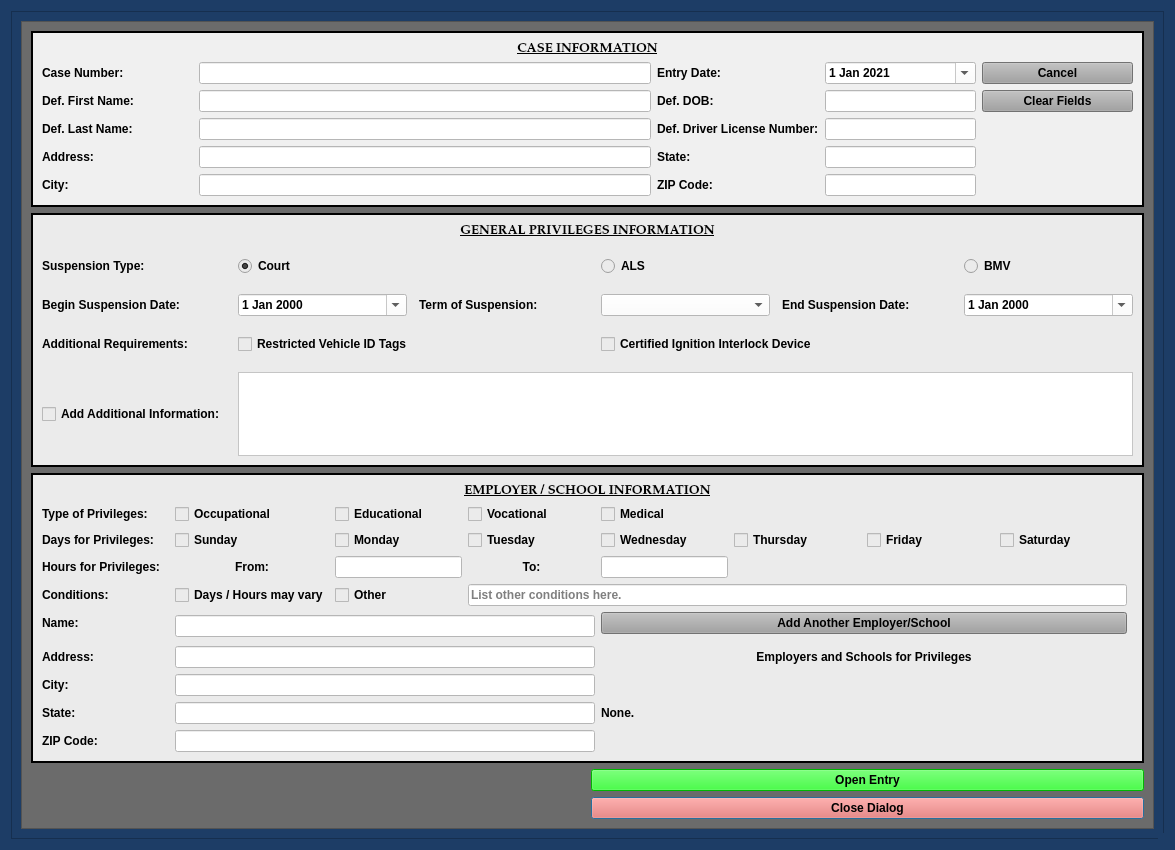
First picture: the form in munientry/views/ui/DrivingPrivilegesDialog.ui, repository HunterProgram22/MuniEntry, before the edit.
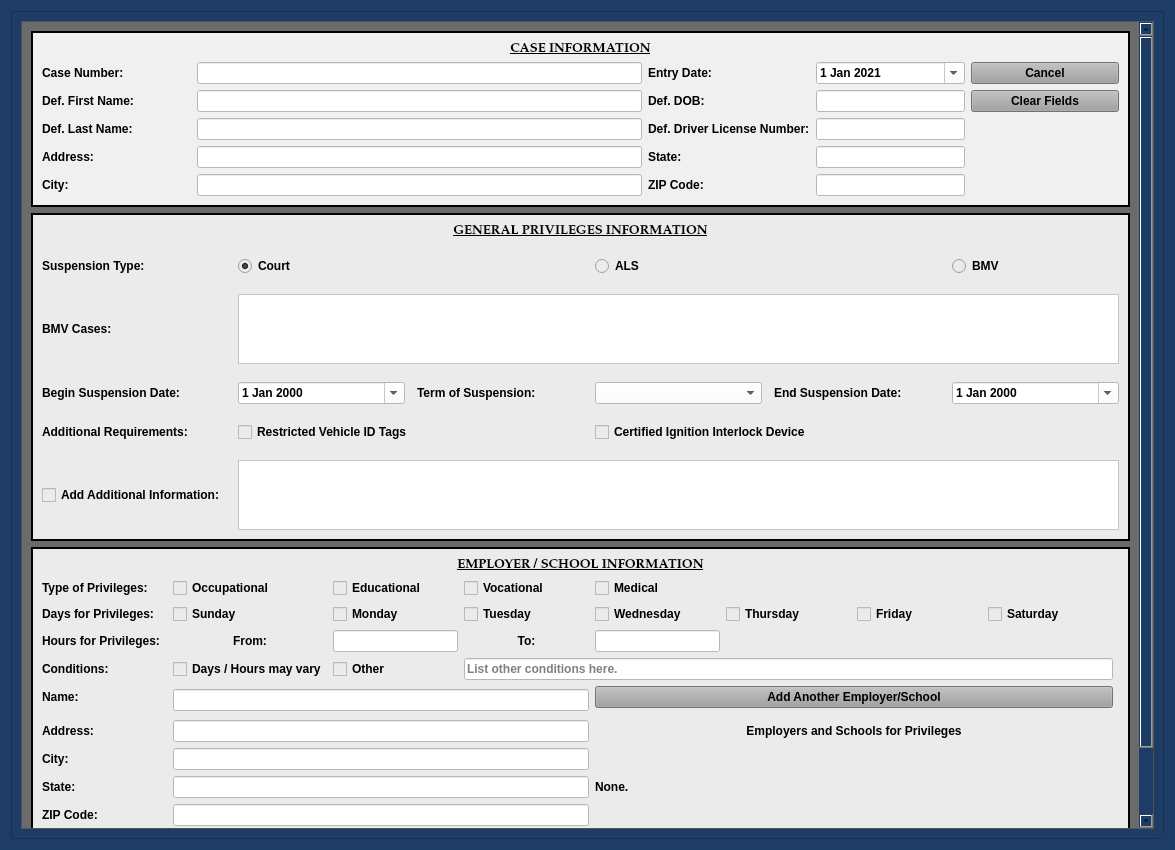
Second picture: the form after the edit. Custom widgets are drawn as their Qt base class.

Commit message: Added BMV cases option to privileges.

```diff
--- a/munientry/views/ui/DrivingPrivilegesDialog.ui
+++ b/munientry/views/ui/DrivingPrivilegesDialog.ui
@@ -178,7 +178,7 @@
            <x>0</x>
            <y>0</y>
            <width>1114</width>
-           <height>854</height>
+           <height>955</height>
           </rect>
          </property>
          <layout class="QGridLayout" name="gridLayout_2" columnstretch="1,1">
@@ -792,7 +792,14 @@
              <property name="verticalSpacing">
               <number>18</number>
              </property>
-             <item row="2" column="1">
+             <item row="1" column="5">
+              <widget class="QRadioButton" name="bmv_suspension_radioButton">
+               <property name="text">
+                <string>BMV</string>
+               </property>
+              </widget>
+             </item>
+             <item row="3" column="1">
               <widget class="NoScrollDateEdit" name="suspension_start_date">
                <property name="styleSheet">
                 <string notr="true">color: rgb(0, 0, 0);
@@ -803,14 +810,21 @@
                </property>
               </widget>
              </item>
-             <item row="4" column="0">
+             <item row="5" column="0">
               <widget class="QLabel" name="label_27">
                <property name="text">
                 <string>Additional Requirements:</string>
                </property>
               </widget>
              </item>
-             <item row="2" column="5">
+             <item row="6" column="1" colspan="5">
+              <widget class="QTextEdit" name="add_information_textEdit">
+               <property name="styleSheet">
+                <string notr="true">background-color: rgb(255, 255, 255);</string>
+               </property>
+              </widget>
+             </item>
+             <item row="3" column="5">
               <widget class="NoScrollDateEdit" name="suspension_end_date">
                <property name="styleSheet">
                 <string notr="true">color: rgb(0, 0, 0);
@@ -828,14 +842,14 @@
                </property>
               </widget>
              </item>
-             <item row="2" column="4">
+             <item row="3" column="4">
               <widget class="QLabel" name="label_16">
                <property name="text">
                 <string>End Suspension Date:</string>
                </property>
               </widget>
              </item>
-             <item row="2" column="3">
+             <item row="3" column="3">
               <widget class="QComboBox" name="suspension_term_box">
                <property name="styleSheet">
                 <string notr="true">background-color: rgb(255, 255, 255);</string>
@@ -902,14 +916,14 @@
                </property>
               </widget>
              </item>
-             <item row="2" column="2">
+             <item row="3" column="2">
               <widget class="QLabel" name="label_29">
                <property name="text">
                 <string>Term of Suspension:</string>
                </property>
               </widget>
              </item>
-             <item row="4" column="1" colspan="2">
+             <item row="5" column="1" colspan="2">
               <widget class="QCheckBox" name="restricted_tags_checkBox">
                <property name="text">
                 <string>Restricted Vehicle ID Tags</string>
@@ -923,14 +937,14 @@
                </property>
               </widget>
              </item>
-             <item row="4" column="3" colspan="2">
+             <item row="5" column="3" colspan="2">
               <widget class="QCheckBox" name="ignition_interlock_checkBox">
                <property name="text">
                 <string>Certified Ignition Interlock Device</string>
                </property>
               </widget>
              </item>
-             <item row="2" column="0">
+             <item row="3" column="0">
               <widget class="QLabel" name="label_15">
                <property name="text">
                 <string>Begin Suspension Date:</string>
@@ -957,24 +971,24 @@
                </property>
               </widget>
              </item>
-             <item row="5" column="0">
+             <item row="6" column="0">
               <widget class="QCheckBox" name="add_information_checkBox">
                <property name="text">
                 <string>Add Additional Information:</string>
                </property>
               </widget>
              </item>
-             <item row="5" column="1" colspan="5">
-              <widget class="QTextEdit" name="add_information_textEdit">
-               <property name="styleSheet">
-                <string notr="true">background-color: rgb(255, 255, 255);</string>
+             <item row="2" column="0">
+              <widget class="QLabel" name="bmv_cases_label">
+               <property name="text">
+                <string>BMV Cases:</string>
                </property>
               </widget>
              </item>
-             <item row="1" column="5">
-              <widget class="QRadioButton" name="bmv_suspension_radioButton">
-               <property name="text">
-                <string>BMV</string>
+             <item row="2" column="1" colspan="5">
+              <widget class="QTextEdit" name="bmv_cases_textEdit">
+               <property name="styleSheet">
+                <string notr="true">background-color: rgb(255, 255, 255);</string>
                </property>
               </widget>
              </item>
```
The commit also changes 4 other files.
